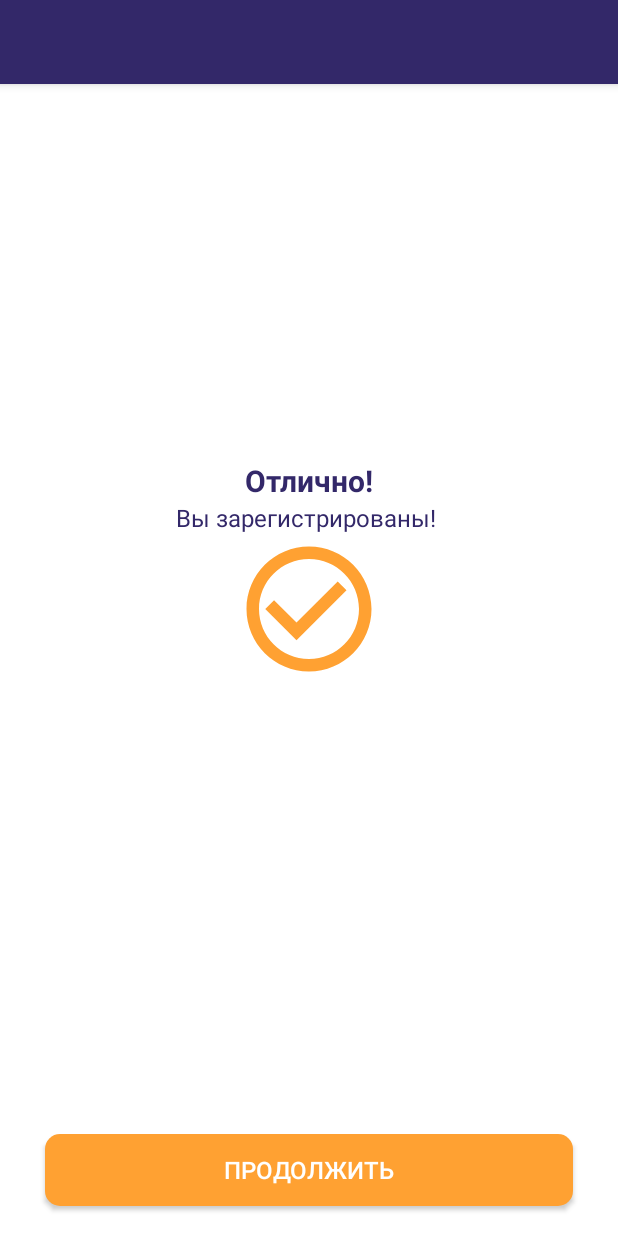
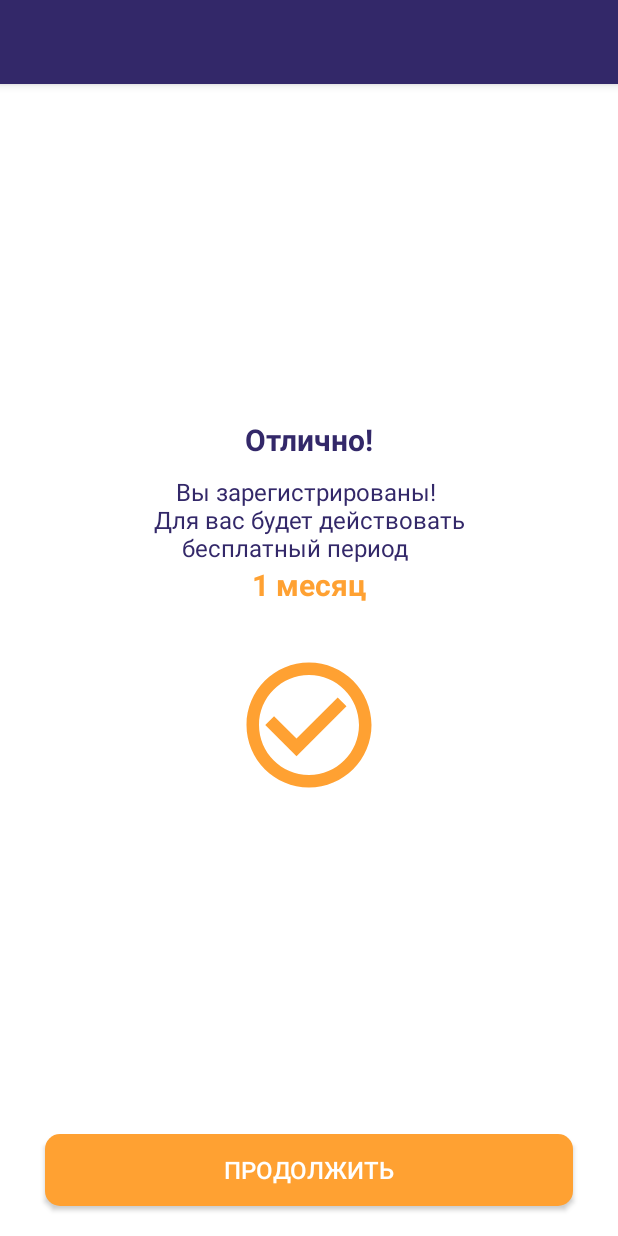
Before and after one commit to MikeVaranossi/JustCargo-android-, an Android app: the fragment RegistrationCompleteFragment placed in its activity, on a phone screen of 412 x 824 dp. Run offline under Robolectric (Android 15) with nearby library versions, the phone set to English and light mode, and no system bars; pictures from the network do not load; Roboto replaces fonts that are not available here.

Commit message:
Убрал лишний экран после ввода кода подтверждения

```diff
--- a/app/src/main/java/com/uzlov/valitova/justcargo/ui/fragments/registration/RegistrationCompleteFragment.kt
+++ b/app/src/main/java/com/uzlov/valitova/justcargo/ui/fragments/registration/RegistrationCompleteFragment.kt
@@ -39,11 +39,6 @@ class RegistrationCompleteFragment : Fragment() {
     }
 
     private fun btnNextClicked(){
-        if (viewBinding.layoutComplete.isVisible){
-            viewBinding.layoutComplete.visibility = View.INVISIBLE
-            viewBinding.layoutGift.visibility = View.VISIBLE
-        }
-
         startActivity(Intent(requireContext(), HostActivity::class.java))
     }
 
--- a/app/src/main/res/layout/fragment_registration_complete.xml
+++ b/app/src/main/res/layout/fragment_registration_complete.xml
@@ -19,6 +19,7 @@
             style="@style/TextHeader"
             android:layout_width="wrap_content"
             android:layout_height="wrap_content"
+            android:layout_marginBottom="@dimen/s_margin"
             app:layout_constraintStart_toStartOf="parent"
             app:layout_constraintEnd_toEndOf="parent"
             app:layout_constraintBottom_toTopOf="@id/textview"
@@ -30,54 +31,11 @@
             style="@style/StandartText"
             android:layout_width="wrap_content"
             android:layout_height="wrap_content"
-            app:layout_constraintStart_toStartOf="parent"
-            app:layout_constraintEnd_toEndOf="parent"
-            app:layout_constraintBottom_toTopOf="@id/image_check"
-            android:text="Вы зарегистрированы! "
-            />
-
-        <ImageView
-            android:id="@+id/image_check"
-            android:layout_width="100dp"
-            android:layout_height="100dp"
-            android:background="@drawable/ic_check_mark"
-            app:layout_constraintTop_toTopOf="parent"
-            app:layout_constraintBottom_toBottomOf="parent"
-            app:layout_constraintEnd_toEndOf="parent"
-            app:layout_constraintStart_toStartOf="parent" />
-
-
-    </androidx.constraintlayout.widget.ConstraintLayout>
-
-    <androidx.constraintlayout.widget.ConstraintLayout
-        android:id="@+id/layout_gift"
-        android:layout_width="match_parent"
-        android:layout_height="wrap_content"
-        android:visibility="invisible"
-        app:layout_constraintTop_toTopOf="parent"
-        app:layout_constraintBottom_toTopOf="@id/btn_next"
-        >
-
-        <TextView
-            style="@style/TextHeader"
-            android:layout_width="wrap_content"
-            android:layout_height="wrap_content"
-            app:layout_constraintStart_toStartOf="parent"
-            app:layout_constraintEnd_toEndOf="parent"
-            app:layout_constraintBottom_toTopOf="@id/textview2"
-            android:text="Поздравляем!"
-            />
-
-        <TextView
-            android:id="@+id/textview2"
-            style="@style/StandartText"
-            android:layout_width="wrap_content"
-            android:layout_height="wrap_content"
             android:textAlignment="center"
             app:layout_constraintStart_toStartOf="parent"
             app:layout_constraintEnd_toEndOf="parent"
             app:layout_constraintBottom_toTopOf="@id/textview_mount"
-            android:text="Вы зарегистрированы! \n\n Для вас будет действовать \n бесплатный период      "
+            android:text="Вы зарегистрированы! \n Для вас будет действовать \n бесплатный период      "
             />
 
         <TextView
@@ -86,15 +44,26 @@
             android:textColor="@color/primary_second_color"
             android:layout_width="wrap_content"
             android:layout_height="wrap_content"
+            android:layout_marginBottom="@dimen/l_margin"
             app:layout_constraintStart_toStartOf="parent"
             app:layout_constraintEnd_toEndOf="parent"
-            app:layout_constraintTop_toTopOf="parent"
-            app:layout_constraintBottom_toBottomOf="parent"
+            app:layout_constraintBottom_toTopOf="@id/image_check"
             android:text="1 месяц"
             />
 
+        <ImageView
+            android:id="@+id/image_check"
+            android:layout_width="100dp"
+            android:layout_height="100dp"
+            android:background="@drawable/ic_check_mark"
+            app:layout_constraintBottom_toBottomOf="parent"
+            app:layout_constraintEnd_toEndOf="parent"
+            app:layout_constraintStart_toStartOf="parent" />
+
 
     </androidx.constraintlayout.widget.ConstraintLayout>
+
+
 
 
     <androidx.appcompat.widget.AppCompatButton
```
